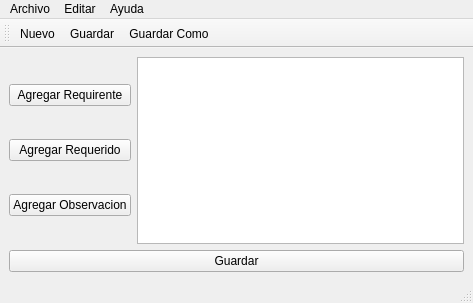
Before: the Qt Designer form AdrianaIconos/AdrianaApp/mainwindow.ui in FranAmeri99/adriana, drawn with Qt 5.
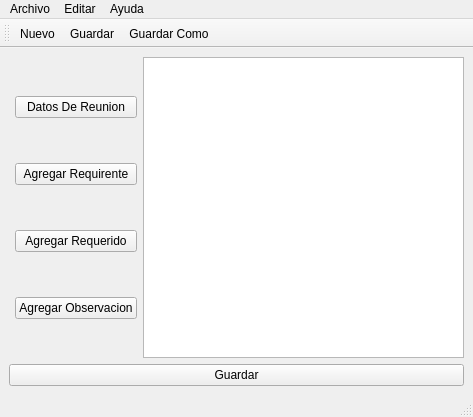
After: the same form once the commit is applied. Icons and pictures are not drawn.

Commit message: General y Requerido Listo

Diff of the .ui file:
```diff
--- a/AdrianaIconos/AdrianaApp/mainwindow.ui
+++ b/AdrianaIconos/AdrianaApp/mainwindow.ui
@@ -7,7 +7,7 @@
     <x>0</x>
     <y>0</y>
     <width>473</width>
-    <height>303</height>
+    <height>417</height>
    </rect>
   </property>
   <property name="windowTitle">
@@ -19,41 +19,48 @@
   </property>
   <widget class="QWidget" name="centralwidget">
    <layout class="QGridLayout" name="gridLayout">
-    <item row="0" column="0">
-     <layout class="QGridLayout" name="gridLayout_2">
-      <item row="1" column="0">
-       <widget class="QPushButton" name="pushButton_2">
-        <property name="text">
-         <string>Agregar Requerido</string>
-        </property>
-       </widget>
-      </item>
-      <item row="0" column="0">
-       <widget class="QPushButton" name="pushButton">
-        <property name="text">
-         <string>Agregar Requirente</string>
-        </property>
-       </widget>
-      </item>
-      <item row="2" column="0">
-       <widget class="QPushButton" name="pushButton_4">
-        <property name="text">
-         <string>Agregar Observacion</string>
-        </property>
-       </widget>
-      </item>
-     </layout>
+    <item row="0" column="2">
+     <widget class="QTextBrowser" name="texto"/>
     </item>
-    <item row="0" column="1">
-     <widget class="QTextBrowser" name="textBrowser"/>
-    </item>
-    <item row="1" column="0" colspan="2">
-     <widget class="QPushButton" name="pushButton_3">
+    <item row="2" column="0" colspan="3">
+     <widget class="QPushButton" name="pbGuardar">
       <property name="text">
        <string>Guardar</string>
       </property>
      </widget>
     </item>
+    <item row="0" column="1">
+     <layout class="QGridLayout" name="gridLayout_2">
+      <item row="3" column="0" colspan="2">
+       <widget class="QPushButton" name="pbObservacion">
+        <property name="text">
+         <string>Agregar Observacion</string>
+        </property>
+       </widget>
+      </item>
+      <item row="2" column="0" colspan="2">
+       <widget class="QPushButton" name="pbRequerido">
+        <property name="text">
+         <string>Agregar Requerido</string>
+        </property>
+       </widget>
+      </item>
+      <item row="1" column="0" colspan="2">
+       <widget class="QPushButton" name="pbRequirente">
+        <property name="text">
+         <string>Agregar Requirente</string>
+        </property>
+       </widget>
+      </item>
+      <item row="0" column="0" colspan="2">
+       <widget class="QPushButton" name="pbGeneral">
+        <property name="text">
+         <string>Datos De Reunion</string>
+        </property>
+       </widget>
+      </item>
+     </layout>
+    </item>
    </layout>
   </widget>
   <widget class="QMenuBar" name="menubar">
```
Left out of the diff: 8 changed lines with no effect on the pictures. The commit also changes 70 other files.
